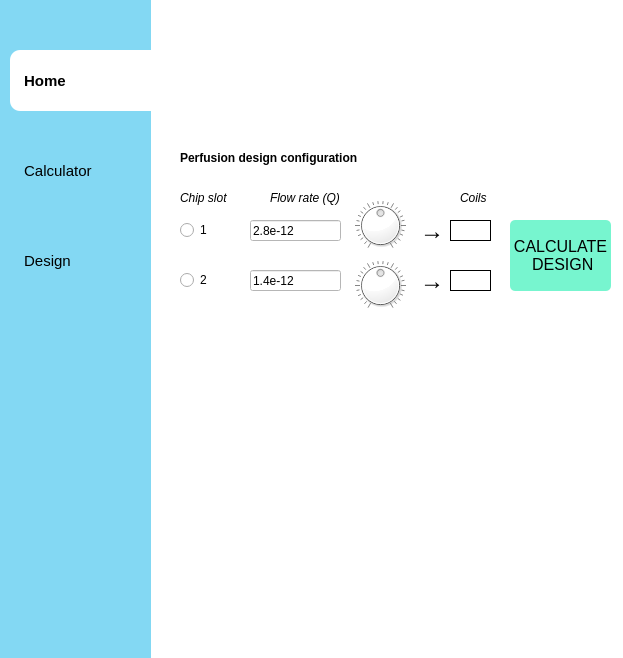
The window that appGUI.ui (JuanCamiloGS/VivoStreamGUI) describes before a commit, drawn with Qt 5.
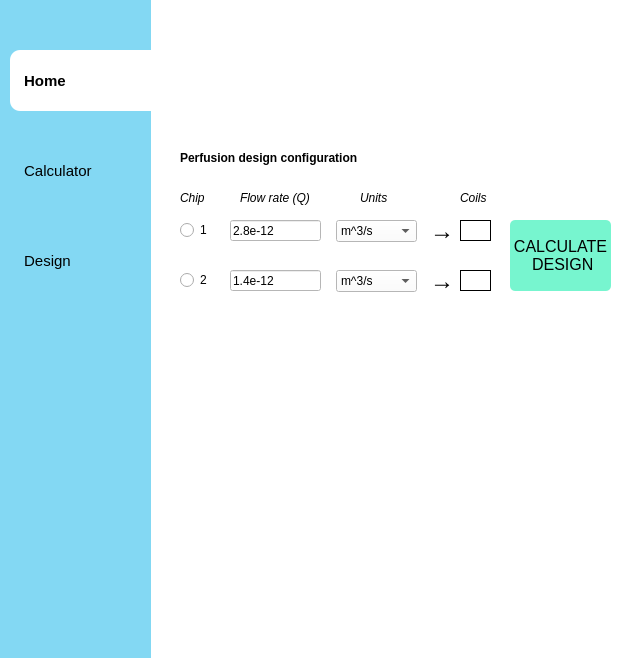
The same window after the commit. The open tabs and pages were chosen to show the change. Icons and pictures are not drawn.

Commit message: change dials for unit combobox

```diff
--- a/appGUI.ui
+++ b/appGUI.ui
@@ -643,9 +643,9 @@
      <widget class="QLabel" name="T2Output">
       <property name="geometry">
        <rect>
-        <x>280</x>
+        <x>290</x>
         <y>130</y>
-        <width>41</width>
+        <width>31</width>
         <height>21</height>
        </rect>
       </property>
@@ -659,9 +659,9 @@
      <widget class="QLabel" name="T1Output">
       <property name="geometry">
        <rect>
-        <x>280</x>
+        <x>290</x>
         <y>80</y>
-        <width>41</width>
+        <width>31</width>
         <height>21</height>
        </rect>
       </property>
@@ -672,34 +672,6 @@
        <string/>
       </property>
      </widget>
-     <widget class="QDial" name="dialPD">
-      <property name="geometry">
-       <rect>
-        <x>180</x>
-        <y>60</y>
-        <width>61</width>
-        <height>51</height>
-       </rect>
-      </property>
-      <property name="minimum">
-       <number>-50</number>
-      </property>
-      <property name="maximum">
-       <number>50</number>
-      </property>
-      <property name="value">
-       <number>0</number>
-      </property>
-      <property name="orientation">
-       <enum>Qt::Horizontal</enum>
-      </property>
-      <property name="wrapping">
-       <bool>false</bool>
-      </property>
-      <property name="notchesVisible">
-       <bool>true</bool>
-      </property>
-     </widget>
      <widget class="QLabel" name="label_14">
       <property name="geometry">
        <rect>
@@ -756,38 +728,10 @@
        <bool>false</bool>
       </property>
      </widget>
-     <widget class="QDial" name="dialSS">
+     <widget class="QLineEdit" name="lineEditChip1">
       <property name="geometry">
        <rect>
-        <x>180</x>
-        <y>120</y>
-        <width>61</width>
-        <height>51</height>
-       </rect>
-      </property>
-      <property name="minimum">
-       <number>-50</number>
-      </property>
-      <property name="maximum">
-       <number>50</number>
-      </property>
-      <property name="value">
-       <number>0</number>
-      </property>
-      <property name="orientation">
-       <enum>Qt::Horizontal</enum>
-      </property>
-      <property name="wrapping">
-       <bool>false</bool>
-      </property>
-      <property name="notchesVisible">
-       <bool>true</bool>
-      </property>
-     </widget>
-     <widget class="QLineEdit" name="lineEditPD">
-      <property name="geometry">
-       <rect>
-        <x>80</x>
+        <x>60</x>
         <y>80</y>
         <width>91</width>
         <height>21</height>
@@ -800,7 +744,7 @@
      <widget class="QLineEdit" name="lineEditSS">
       <property name="geometry">
        <rect>
-        <x>80</x>
+        <x>60</x>
         <y>130</y>
         <width>91</width>
         <height>21</height>
@@ -847,13 +791,13 @@
        </font>
       </property>
       <property name="text">
-       <string>Chip slot</string>
+       <string>Chip</string>
       </property>
      </widget>
      <widget class="QLabel" name="label_21">
       <property name="geometry">
        <rect>
-        <x>100</x>
+        <x>70</x>
         <y>50</y>
         <width>71</width>
         <height>16</height>
@@ -889,7 +833,7 @@
      <widget class="QLabel" name="label_23">
       <property name="geometry">
        <rect>
-        <x>250</x>
+        <x>260</x>
         <y>80</y>
         <width>21</width>
         <height>21</height>
@@ -907,7 +851,7 @@
      <widget class="QLabel" name="label_24">
       <property name="geometry">
        <rect>
-        <x>250</x>
+        <x>260</x>
         <y>130</y>
         <width>21</width>
         <height>21</height>
@@ -922,6 +866,84 @@
        <string>→</string>
       </property>
      </widget>
+     <widget class="QComboBox" name="comboBoxChip1">
+      <property name="geometry">
+       <rect>
+        <x>166</x>
+        <y>80</y>
+        <width>81</width>
+        <height>22</height>
+       </rect>
+      </property>
+      <item>
+       <property name="text">
+        <string>m^3/s</string>
+       </property>
+      </item>
+      <item>
+       <property name="text">
+        <string>L/s</string>
+       </property>
+      </item>
+      <item>
+       <property name="text">
+        <string>mL/s</string>
+       </property>
+      </item>
+      <item>
+       <property name="text">
+        <string>uL/m</string>
+       </property>
+      </item>
+     </widget>
+     <widget class="QComboBox" name="comboBoxChip2">
+      <property name="geometry">
+       <rect>
+        <x>166</x>
+        <y>130</y>
+        <width>81</width>
+        <height>22</height>
+       </rect>
+      </property>
+      <item>
+       <property name="text">
+        <string>m^3/s</string>
+       </property>
+      </item>
+      <item>
+       <property name="text">
+        <string>L/s</string>
+       </property>
+      </item>
+      <item>
+       <property name="text">
+        <string>mL/s</string>
+       </property>
+      </item>
+      <item>
+       <property name="text">
+        <string>uL/m</string>
+       </property>
+      </item>
+     </widget>
+     <widget class="QLabel" name="label_25">
+      <property name="geometry">
+       <rect>
+        <x>190</x>
+        <y>50</y>
+        <width>41</width>
+        <height>16</height>
+       </rect>
+      </property>
+      <property name="font">
+       <font>
+        <italic>true</italic>
+       </font>
+      </property>
+      <property name="text">
+       <string>Units</string>
+      </property>
+     </widget>
     </widget>
    </widget>
    <widget class="QLabel" name="label_15">
```
Left out of the diff: 2 changed lines with no effect on the pictures. The commit also changes 2 other files.
